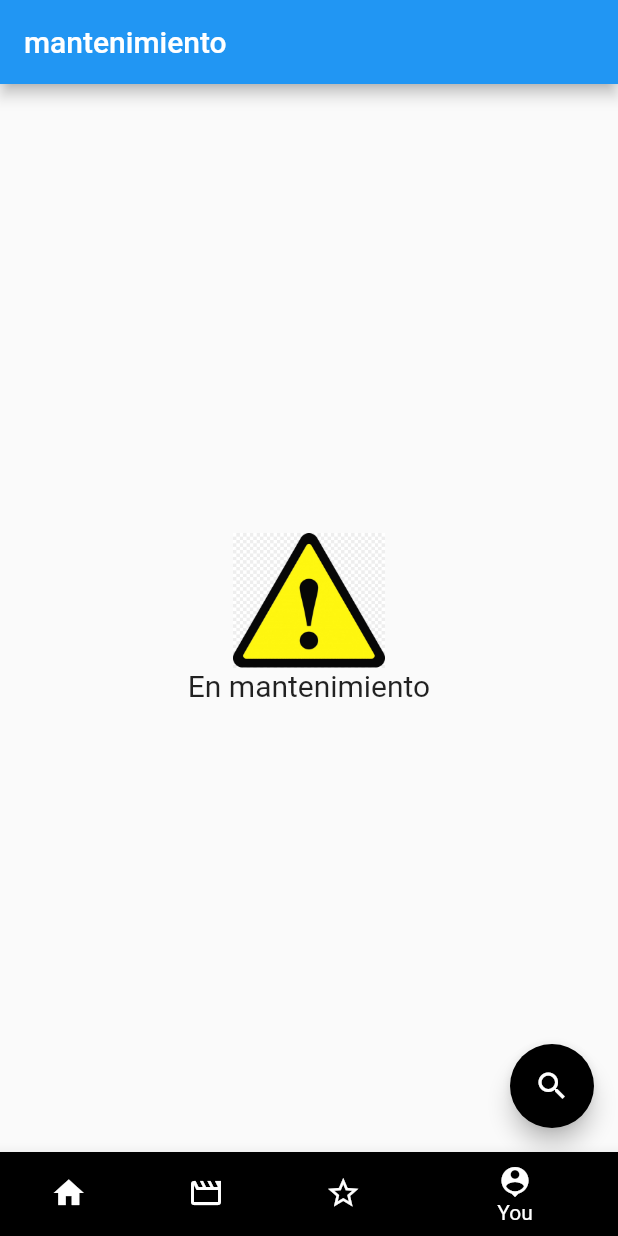
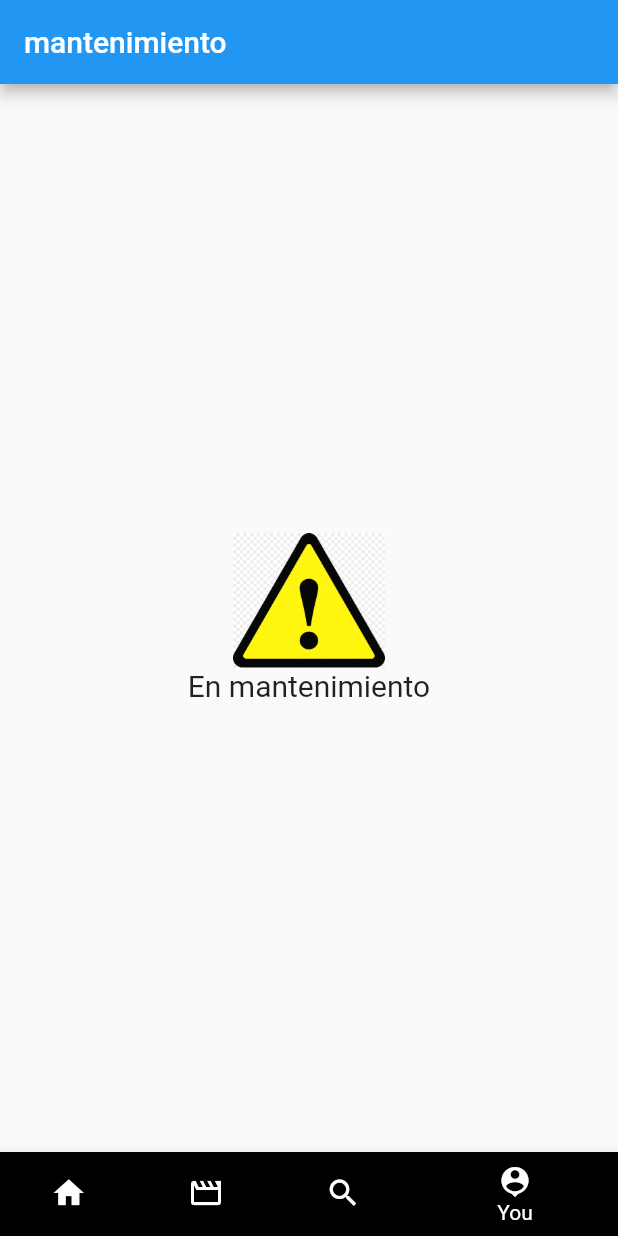
Before and after one commit to matiazar/addicts_movies, a Flutter app: the screen it shows after launch, item 4 of the bottom bar chosen, on a phone screen of 412 x 824 dp. Run offline on Flutter 3.47's test engine with Material 2 defaults, Android fonts, the phone set to English and light mode, and no system bars; our stand-ins replace dio; network calls fail.

```diff
--- a/lib/main.dart
+++ b/lib/main.dart
@@ -1,3 +1,5 @@
+import 'package:addicts_movies/service/masVistas_servicio.dart';
+import 'package:addicts_movies/service/populares_servicio.dart';
 import 'package:flutter/material.dart';
 import 'package:provider/provider.dart';
 import 'pages/pantalla_principal.dart';
@@ -8,32 +10,29 @@ void main() {
   runApp(MyApp());
 }
 
+//provider
 class MyApp extends StatelessWidget {
   @override
   Widget build(BuildContext context) {
-    return MaterialApp(
-      debugShowCheckedModeBanner: false,
-      home: PantallaPrincipal(),
+    return MultiProvider(
+      providers: [
+        ChangeNotifierProvider(
+          create: (context) => PopularesProvider(),
+        ),
+        ChangeNotifierProvider(
+          create: (context) => MasVistasProvider(),
+        ),
+      ],
+      child: MaterialApp(
+        debugShowCheckedModeBanner: false,
+        initialRoute: 'Home',
+        routes: {
+          'Home': (BuildContext context) => PantallaPrincipal(),
+        },
+      ),
     );
   }
 }
-
-//provider
-// class MyApp extends StatelessWidget {
-//   @override
-//   Widget build(BuildContext context) {
-//     return MultiProvider(
-//       providers: [],
-//       child: MaterialApp(
-//         debugShowCheckedModeBanner: false,
-//         initialRoute: 'Home',
-//         routes: {
-//           'Home': (BuildContext context) => PantallaPrincipal(),
-//         },
-//       ),
-//     );
-//   }
-// }
 
 //simple prueba de cambio de pantalla
 class Pantalla1 extends StatelessWidget {
--- a/lib/pages/pantalla_principal.dart
+++ b/lib/pages/pantalla_principal.dart
@@ -1,4 +1,5 @@
 import 'package:addicts_movies/mantenimiento.dart';
+import 'package:addicts_movies/pages/masVistas.dart';
 import 'package:addicts_movies/pages/populares.dart';
 import 'package:addicts_movies/widgets/pantalla_principal_w.dart';
 import 'package:addicts_movies/widgets/search_widget.dart';
@@ -18,24 +19,13 @@ class _PantallaPrincipalState extends State<PantallaPrincipal> {
   int index_pantallas = 0;
   List<Widget> pantallas = [
     PantallaPrincipal_W(),
-    Populares(),
+    MasVistas(),
     Container(),
     Mantenimiento(),
   ];
   @override
   Widget build(BuildContext context) {
     return Scaffold(
-      floatingActionButton: FloatingActionButton(
-        backgroundColor: Colors.black,
-        child: Icon(Icons.search, color: Colors.white),
-        onPressed: () {
-          showSearch(
-            context: context,
-            delegate: PantallaSearch(),
-          );
-        },
-      ),
-
       body: pantallas[index_pantallas],
       //No puedo hacer que salga el nombre en todos al principio
       bottomNavigationBar: BottomNavigationBar(
@@ -55,8 +45,8 @@ class _PantallaPrincipalState extends State<PantallaPrincipal> {
             backgroundColor: Colors.black,
           ),
           BottomNavigationBarItem(
-            icon: Icon(Icons.star_border),
-            label: 'Favorite',
+            icon: Icon(Icons.search),
+            label: 'Search',
             backgroundColor: Colors.black,
           ),
           BottomNavigationBarItem(
@@ -66,12 +56,12 @@ class _PantallaPrincipalState extends State<PantallaPrincipal> {
           ),
         ],
         onTap: (index) {
-          // if (index == 2) {
-          //   return showSearch(
-          //     context: context,
-          //     delegate: PantallaSearch(),
-          //   );
-          // }
+          if (index == 2) {
+            return showSearch(
+              context: context,
+              delegate: PantallaSearch(),
+            );
+          }
           setState(
             () {
               index_pantallas = index;
--- a/lib/service/populares_servicio.dart
+++ b/lib/service/populares_servicio.dart
@@ -1,5 +1,19 @@
 import 'package:dio/dio.dart';
 import 'package:addicts_movies/classes/clase_Populares.dart';
+import 'package:flutter/cupertino.dart';
+
+class PopularesProvider extends ChangeNotifier {
+  List<C_Populares> _peliculas = [];
+
+  List<C_Populares> get peliculas => _peliculas;
+  void setPeliculas(List<C_Populares> peliculas) {
+    _peliculas = peliculas;
+    notifyListeners();
+  }
+
+  PopularesProvider() {
+    obtenerPopulares();
+  }
 
   Future<List<C_Populares>> obtenerPopulares() async {
     try {
@@ -7,11 +21,15 @@ Future<List<C_Populares>> obtenerPopulares() async {
           'https://api.themoviedb.org/3/movie/popular?api_key=0e685fd77fb3d76874a3ac26e0db8a4b&language=en-US&page=1');
 
       final json = response.data['results'];
-    var listadoPeliculas =
-        json.map((peliculaJson) => C_Populares.fromJson(peliculaJson)).toList();
+      var listadoPeliculas = json
+          .map((peliculaJson) => C_Populares.fromJson(peliculaJson))
+          .toList();
 
-    return List<C_Populares>.from(listadoPeliculas);
+      var listPeliculas = List<C_Populares>.from(listadoPeliculas);
+      setPeliculas(listPeliculas);
+      return listPeliculas;
     } catch (e) {
       return [];
     }
   }
+}
--- a/lib/widgets/pelicula_w.dart
+++ b/lib/widgets/pelicula_w.dart
@@ -22,7 +22,7 @@ class PeliculaWidget extends StatelessWidget {
         Text(
           titleW,
           style: TextStyle(
-            fontSize: 30,
+            fontSize: 20,
           ),
         ),
         ClipRRect(
@@ -40,7 +40,9 @@ class PeliculaWidget extends StatelessWidget {
               );
             },
             child: Image.network(
-                'https://www.themoviedb.org/t/p/w600_and_h900_bestv2' + imageW),
+              'https://www.themoviedb.org/t/p/w600_and_h900_bestv2' + imageW,
+              height: 300,
+            ),
           ),
         ),
         Text(
```
Lines whose indentation alone changed are shown as unchanged.
